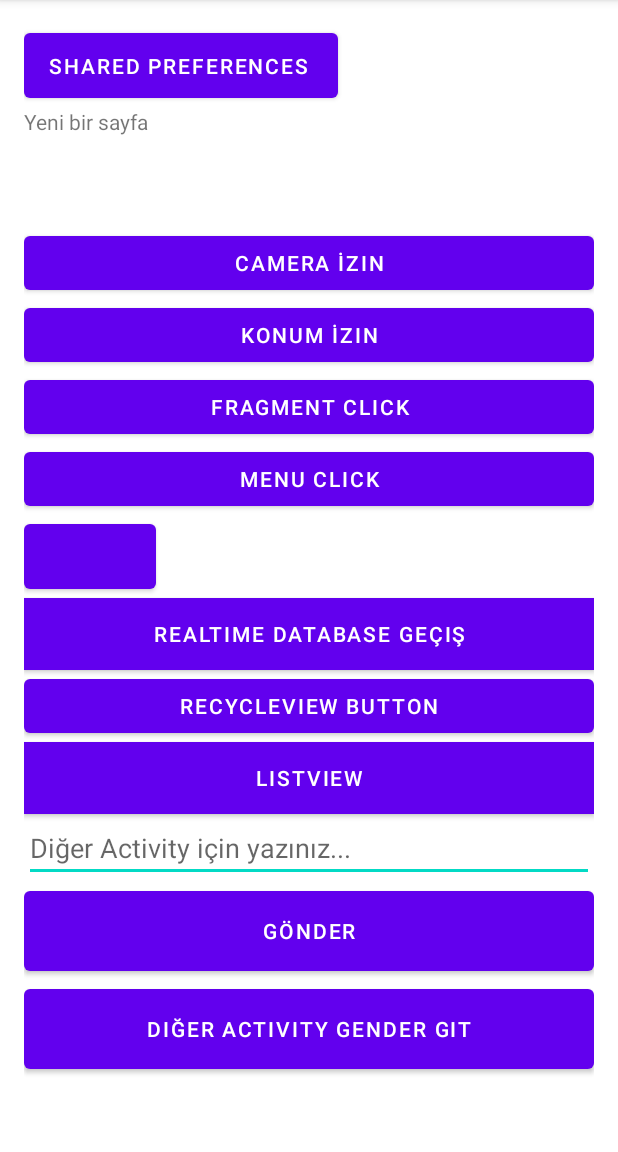
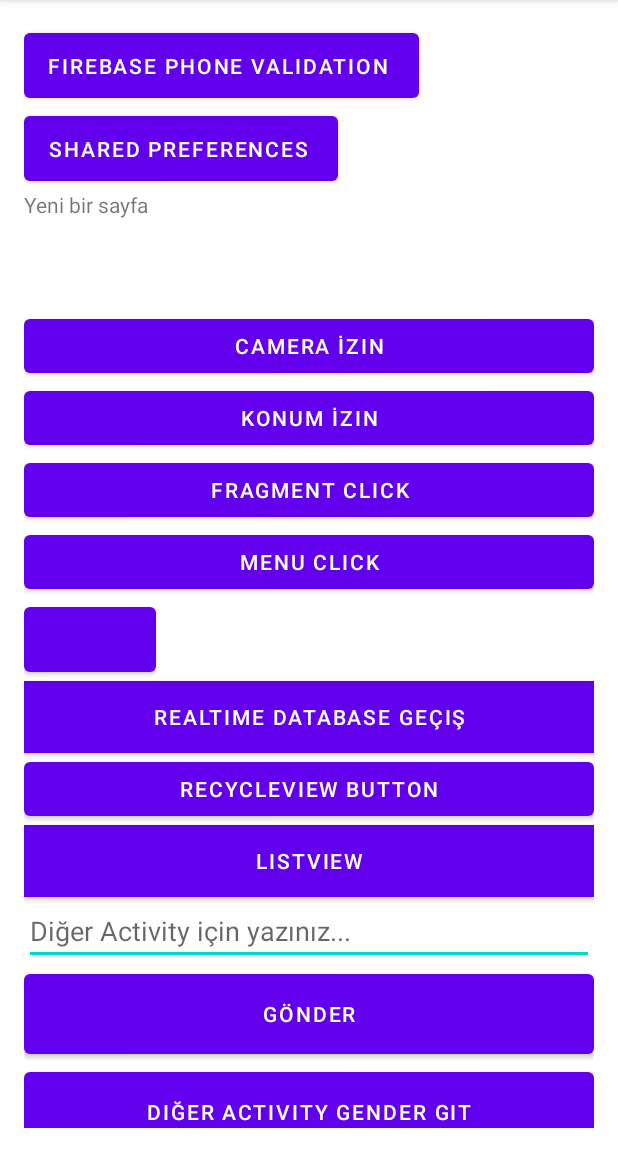
Before and after one commit to hamitmizrak/EcodationAndroid1, an Android app: the screen it shows after launch (MainActivity), on a phone screen of 412 x 824 dp, the part 84-1236 px from its top. Run offline under Robolectric (Android 15) with nearby library versions, the phone set to English and light mode, and no system bars; our stand-ins replace CircleImageView, Firebase (no records; nobody signed in at launch, a user with empty details on screens opened directly); pictures from the network do not load.

Commit message:
Firebase Login level-1

```diff
--- a/app/src/main/AndroidManifest.xml
+++ b/app/src/main/AndroidManifest.xml
@@ -20,6 +20,9 @@
         android:supportsRtl="true"
         android:theme="@style/Theme.EcodationAndroid"
         tools:targetApi="31">
+        <activity
+            android:name=".FirebaseTelephoneValidationActivity"
+            android:exported="false" />
         <activity
             android:name=".SharedPreferencesActivity"
             android:exported="false" />
--- a/app/src/main/java/hamitmizrak/com/MainActivity.java
+++ b/app/src/main/java/hamitmizrak/com/MainActivity.java
@@ -34,6 +34,10 @@ import java.util.concurrent.TimeUnit;
 
 public class MainActivity extends AppCompatActivity {
     //Global Variable
+
+    //Firebase Telephone Validation Login
+    Button firebaseLoginIndentButton;
+
     // shared Preferencences
     Button preferencesIndentButton;
 
@@ -105,6 +109,17 @@ public class MainActivity extends AppCompatActivity {
         super.onCreate(savedInstanceState);
         setContentView(R.layout.activity_main);
         //Log.e("onCreate", "ilk açılan");
+
+        //Firebase Validation Login
+        firebaseLoginIndentButton=findViewById(R.id.firebaseLoginIndentButton);
+        firebaseLoginIndentButton.setOnClickListener(new View.OnClickListener() {
+            @Override
+            public void onClick(View view) {
+                Intent firebaseIndent = new Intent(getApplicationContext(), FirebaseTelephoneValidationActivity.class);
+                Toast.makeText(getApplicationContext(), "Firebase Telephone Validation Activity Indent Activity Geçiş yapıldı", Toast.LENGTH_SHORT);
+                startActivity(firebaseIndent);
+            }
+        });
 
         //Shared Preferencences
         preferencesIndentButton=findViewById(R.id.preferencesIndentButton);
--- a/app/src/main/res/layout/activity_main.xml
+++ b/app/src/main/res/layout/activity_main.xml
@@ -12,6 +12,8 @@
     android:paddingBottom="16dp"
     tools:context=".MainActivity">
 
+
+
     <!--scrollView-->
     <ScrollView
         android:layout_width="match_parent"
@@ -22,6 +24,13 @@
             android:layout_width="match_parent"
             android:layout_height="wrap_content"
             android:orientation="vertical">
+
+            <!--firebase telephone login-->
+            <Button
+                android:layout_width="wrap_content"
+                android:layout_height="55dp"
+                android:id="@+id/firebaseLoginIndentButton"
+                android:text="Firebase Phone Validation "/>
 
             <Button
                 android:layout_width="wrap_content"
```
Also changed, not shown: app/build.gradle (+4 -4 lines), app/src/main/java/hamitmizrak/com/FirebaseTelephoneValidationActivity.java (added, +14 -0 lines), app/src/main/res/layout/activity_firebase_telephone_validation.xml (added, +9 -0 lines), 1 other file.
